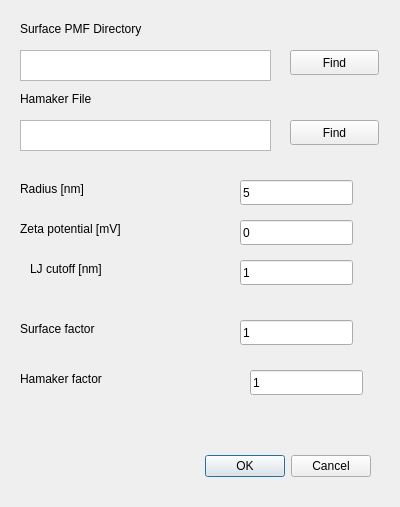
Qt form NPDesigner/src/addbeadtype.ui (ucd-softmatterlab/NPCoronaPredict) before a commit.
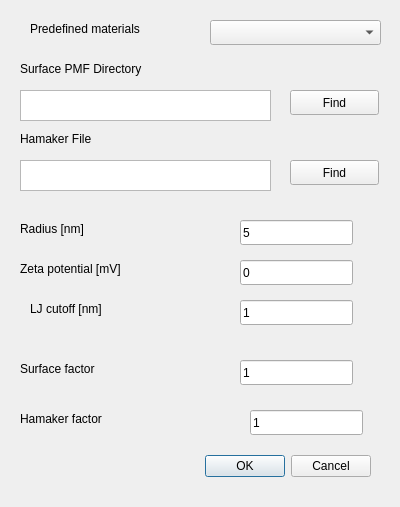
The same form after that commit.

Commit message: [UPDATE] NPDesigner: PDB output, better material selection

```diff
--- a/NPDesigner/src/addbeadtype.ui
+++ b/NPDesigner/src/addbeadtype.ui
@@ -33,7 +33,7 @@
    <property name="geometry">
     <rect>
      <x>290</x>
-     <y>50</y>
+     <y>90</y>
      <width>89</width>
      <height>25</height>
     </rect>
@@ -46,7 +46,7 @@
    <property name="geometry">
     <rect>
      <x>20</x>
-     <y>180</y>
+     <y>220</y>
      <width>131</width>
      <height>17</height>
     </rect>
@@ -59,7 +59,7 @@
    <property name="geometry">
     <rect>
      <x>20</x>
-     <y>90</y>
+     <y>130</y>
      <width>171</width>
      <height>17</height>
     </rect>
@@ -72,7 +72,7 @@
    <property name="geometry">
     <rect>
      <x>30</x>
-     <y>260</y>
+     <y>300</y>
      <width>131</width>
      <height>17</height>
     </rect>
@@ -85,7 +85,7 @@
    <property name="geometry">
     <rect>
      <x>20</x>
-     <y>220</y>
+     <y>260</y>
      <width>131</width>
      <height>17</height>
     </rect>
@@ -98,7 +98,7 @@
    <property name="geometry">
     <rect>
      <x>20</x>
-     <y>120</y>
+     <y>160</y>
      <width>251</width>
      <height>31</height>
     </rect>
@@ -108,7 +108,7 @@
    <property name="geometry">
     <rect>
      <x>290</x>
-     <y>120</y>
+     <y>160</y>
      <width>89</width>
      <height>25</height>
     </rect>
@@ -121,7 +121,7 @@
    <property name="geometry">
     <rect>
      <x>20</x>
-     <y>50</y>
+     <y>90</y>
      <width>251</width>
      <height>31</height>
     </rect>
@@ -131,7 +131,7 @@
    <property name="geometry">
     <rect>
      <x>20</x>
-     <y>370</y>
+     <y>410</y>
      <width>131</width>
      <height>17</height>
     </rect>
@@ -144,7 +144,7 @@
    <property name="geometry">
     <rect>
      <x>20</x>
-     <y>20</y>
+     <y>60</y>
      <width>171</width>
      <height>17</height>
     </rect>
@@ -157,7 +157,7 @@
    <property name="geometry">
     <rect>
      <x>20</x>
-     <y>320</y>
+     <y>360</y>
      <width>131</width>
      <height>17</height>
     </rect>
@@ -170,7 +170,7 @@
    <property name="geometry">
     <rect>
      <x>240</x>
-     <y>260</y>
+     <y>300</y>
      <width>113</width>
      <height>25</height>
     </rect>
@@ -183,7 +183,7 @@
    <property name="geometry">
     <rect>
      <x>240</x>
-     <y>320</y>
+     <y>360</y>
      <width>113</width>
      <height>25</height>
     </rect>
@@ -196,7 +196,7 @@
    <property name="geometry">
     <rect>
      <x>250</x>
-     <y>370</y>
+     <y>410</y>
      <width>113</width>
      <height>25</height>
     </rect>
@@ -209,7 +209,7 @@
    <property name="geometry">
     <rect>
      <x>240</x>
-     <y>220</y>
+     <y>260</y>
      <width>113</width>
      <height>25</height>
     </rect>
@@ -222,7 +222,7 @@
    <property name="geometry">
     <rect>
      <x>240</x>
-     <y>180</y>
+     <y>220</y>
      <width>113</width>
      <height>25</height>
     </rect>
@@ -231,6 +231,29 @@
     <string>5</string>
    </property>
   </widget>
+  <widget class="QLabel" name="label">
+   <property name="geometry">
+    <rect>
+     <x>30</x>
+     <y>20</y>
+     <width>151</width>
+     <height>17</height>
+    </rect>
+   </property>
+   <property name="text">
+    <string>Predefined materials</string>
+   </property>
+  </widget>
+  <widget class="QComboBox" name="materialTypeBox">
+   <property name="geometry">
+    <rect>
+     <x>210</x>
+     <y>20</y>
+     <width>171</width>
+     <height>25</height>
+    </rect>
+   </property>
+  </widget>
  </widget>
  <resources/>
  <connections>
```
The commit also changes 8 other files.
